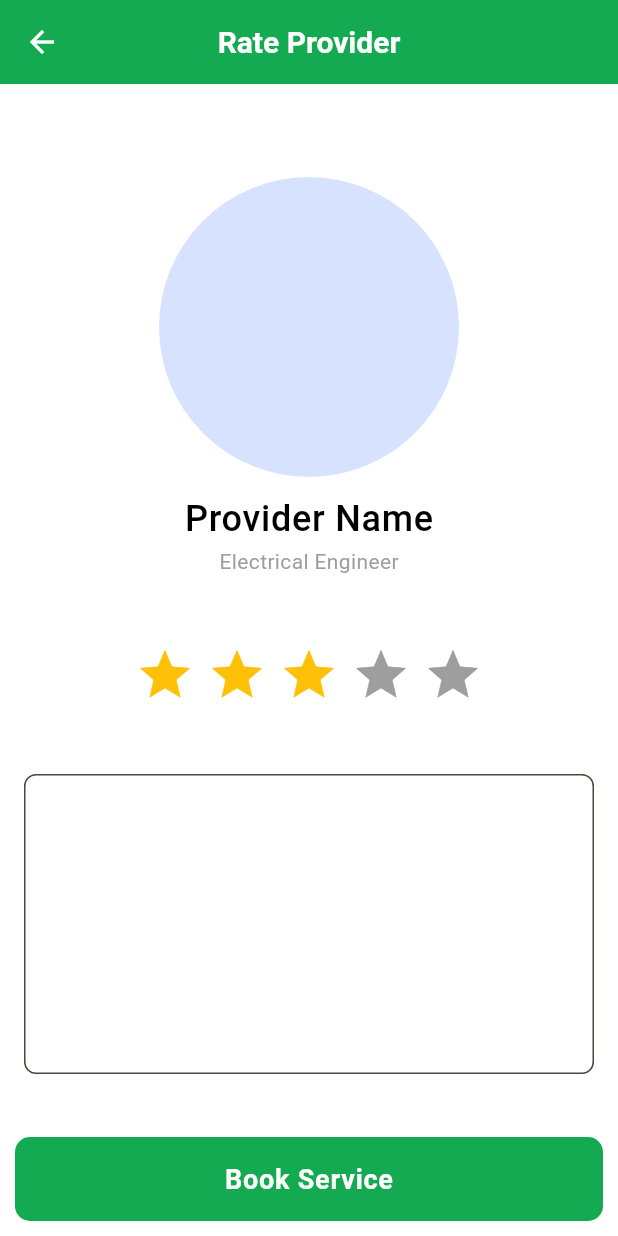
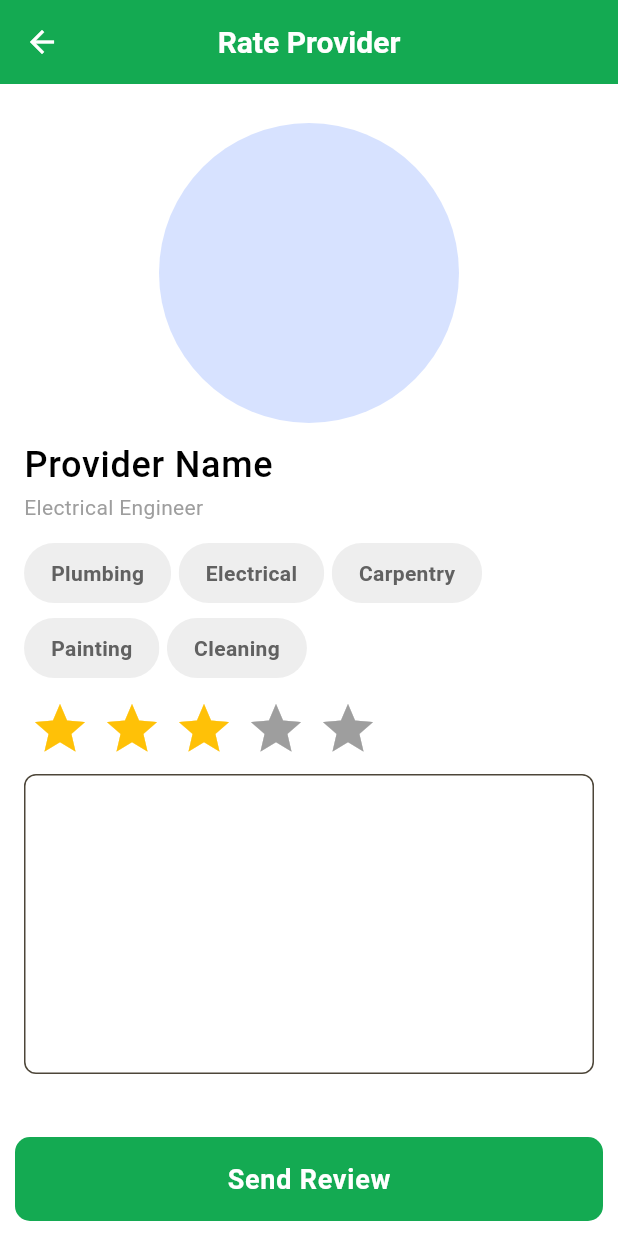
Before and after one commit to Awesomewsdm/service_masters, a Flutter app: the ReviewAndRateProviderScreen screen opened by its route, on a phone screen of 412 x 824 dp. Run offline on Flutter 3.47's test engine with Material 3 defaults, Android fonts, the phone set to English and light mode, and no system bars; drawn by our look-alikes of flutter_rating_bar; our stand-ins replace auto_route, chat_bubbles, cloud_firestore, equatable, firebase_auth, firebase_core and 19 more; missing offline and left inert: agora_rtc_engine, flutter_google_maps_webservices; accounts and stored records are empty.

Commit message:
new commit

```diff
--- a/lib/reviews_and_ratings/view/review_and_rate_provider_screen.dart
+++ b/lib/reviews_and_ratings/view/review_and_rate_provider_screen.dart
@@ -3,20 +3,36 @@ import "package:service_masters/common/barrels.dart";
 import "package:service_masters/common/components/custom_textfield.dart";
 
 @RoutePage()
-class ReviewAndRateProviderScreen extends StatelessWidget {
+class ReviewAndRateProviderScreen extends StatefulWidget {
   const ReviewAndRateProviderScreen({super.key});
+
+  @override
+  State<ReviewAndRateProviderScreen> createState() =>
+      _ReviewAndRateProviderScreenState();
+}
+
+class _ReviewAndRateProviderScreenState
+    extends State<ReviewAndRateProviderScreen> {
+  final List<String> review = [
+    "Plumbing",
+    "Electrical",
+    "Carpentry",
+    "Painting",
+    "Cleaning",
+  ];
+
   @override
   Widget build(BuildContext context) {
     return Scaffold(
+      resizeToAvoidBottomInset: false,
       appBar: AppBar(
         title: const Text("Rate Provider"),
         centerTitle: true,
       ),
-      body: Padding(
+      body: ListView(
         padding: const EdgeInsets.all(16.0),
-        child: Column(
         children: [
-            const Spacer(),
+          const Gap(10),
           const CircleAvatar(
             radius: 100,
           ),
@@ -34,7 +50,32 @@ class ReviewAndRateProviderScreen extends StatelessWidget {
               color: Colors.grey,
             ),
           ),
-            const Spacer(),
+          const Gap(10),
+          SizedBox(
+            child: Wrap(
+              spacing: 5.0,
+              runSpacing: 2.0,
+              children: List.generate(
+                review.length,
+                (index) => Chip(
+                  label: Text(
+                    review[index % review.length],
+                    style: context.textTheme.bodyMedium!.copyWith(
+                      color: Colors.grey[700],
+                      fontWeight: FontWeight.bold,
+                    ),
+                  ),
+                  backgroundColor: Colors.grey[200],
+                  shape: RoundedRectangleBorder(
+                    borderRadius: BorderRadius.circular(50),
+                  ),
+                  side: BorderSide.none,
+                  padding: const EdgeInsets.all(10),
+                ),
+              ),
+            ),
+          ),
+          const Gap(10),
           RatingBar.builder(
             initialRating: 3,
             minRating: 1,
@@ -46,7 +87,7 @@ class ReviewAndRateProviderScreen extends StatelessWidget {
             ),
             onRatingUpdate: logger.d,
           ),
-            const Spacer(),
+          const Gap(10),
           SizedBox(
             height: 200,
             child: CustomTextField(
@@ -56,9 +97,7 @@ class ReviewAndRateProviderScreen extends StatelessWidget {
               expand: true,
             ),
           ),
-            const Spacer(flex: 2),
         ],
-        ),
       ),
       floatingActionButton: Container(
         padding: const EdgeInsets.symmetric(horizontal: 10.0, vertical: 10.0),
@@ -75,7 +114,7 @@ class ReviewAndRateProviderScreen extends StatelessWidget {
               borderRadius: BorderRadius.circular(10),
             ),
             child: Text(
-              "Book Service",
+              "Send Review",
               style: context.textTheme.bodyLarge!.copyWith(
                 color: Colors.white,
                 fontWeight: FontWeight.bold,
```
Lines whose indentation alone changed are shown as unchanged.
